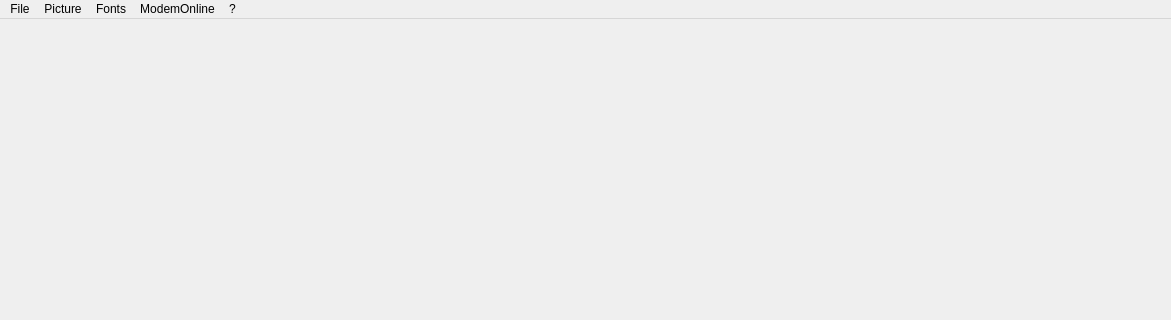
Above: mainwindow.ui from introkun/Quiz before the change; both pictures show x 0 to 1171 and y 0 to 320 of the 1171 by 714 pixel window. Below: the same form after it.
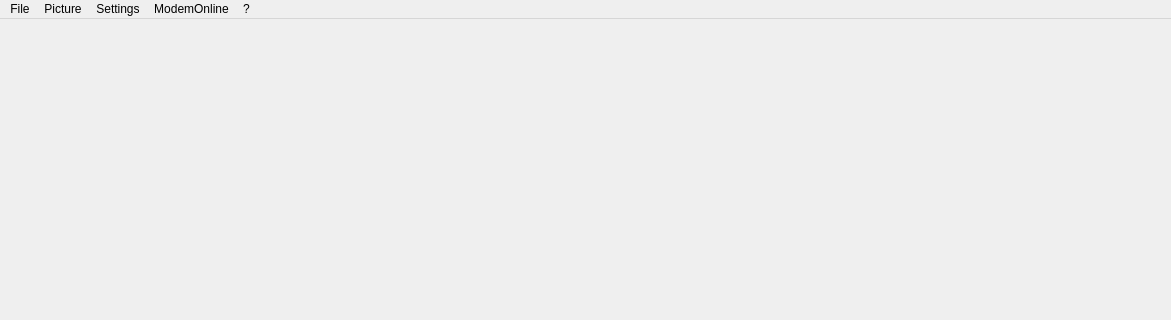
That is the form after the change.

Commit message:
Game fonts reintegration
CNG: game fonts settings in games, saved with games
refactoring of source files

What changed in the file:
```diff
--- a/mainwindow.ui
+++ b/mainwindow.ui
@@ -52,9 +52,9 @@
     <addaction name="actionSetPicture"/>
     <addaction name="actionClearPicture"/>
    </widget>
-   <widget class="QMenu" name="menuFonts">
+   <widget class="QMenu" name="menuSettings">
     <property name="title">
-     <string>Fonts</string>
+     <string>Settings</string>
     </property>
    </widget>
    <widget class="QMenu" name="menuModemOnline">
@@ -70,7 +70,7 @@
    </widget>
    <addaction name="menu"/>
    <addaction name="menuPicture"/>
-   <addaction name="menuFonts"/>
+   <addaction name="menuSettings"/>
    <addaction name="menuModemOnline"/>
    <addaction name="menu_2"/>
   </widget>
```
Left out of the diff: 15 changed lines with no effect on the pictures. The commit also changes 17 other files.
